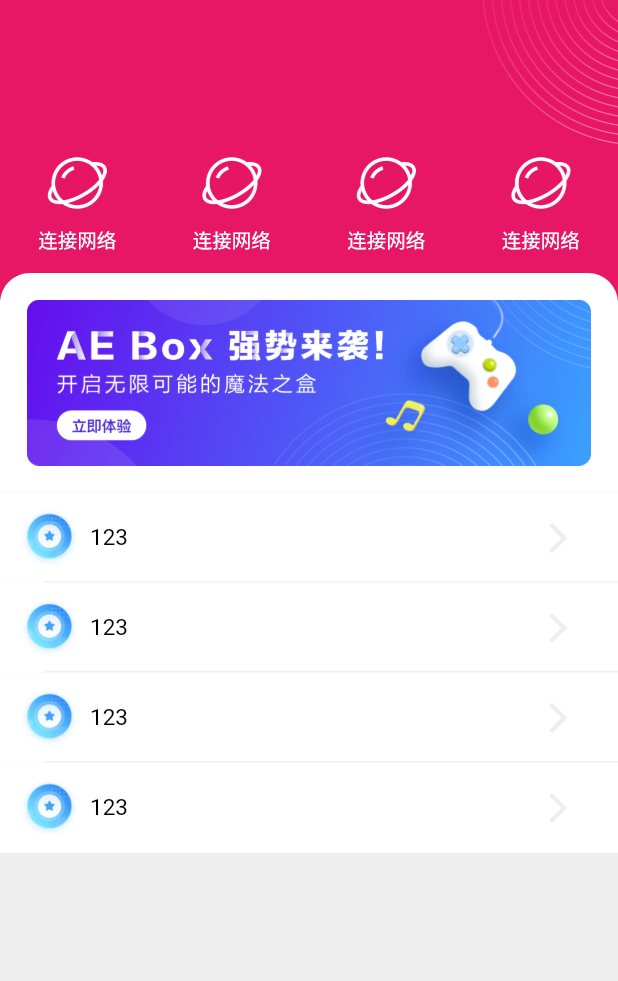
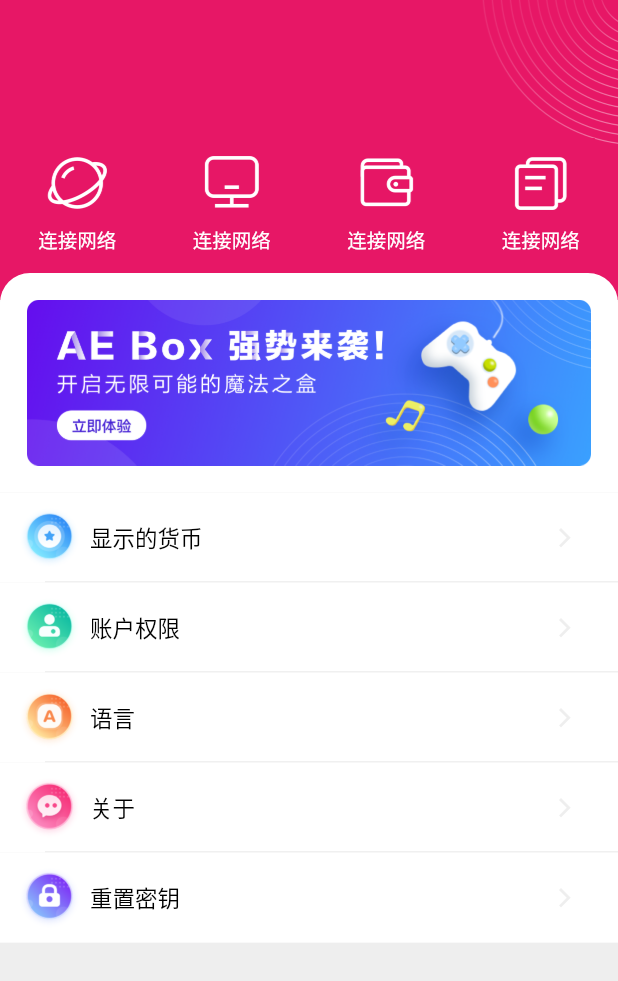
Before and after one commit to BoxWallet-app/box-wallet-app, a Flutter app: the ProfilePage screen opened directly, on a phone screen of 412 x 824 dp. Shown: the top 981 px of the screen. Run offline on Flutter 3.47's test engine with Material 2 defaults, Android fonts, the phone set to English and light mode, and no system bars; missing offline and left inert: flutter_color_plugin.

Commit message:
profile add icons

```diff
--- a/lib/page/profile_page.dart
+++ b/lib/page/profile_page.dart
@@ -43,13 +43,13 @@
                       buildHeaderItem("连接网络", "images/profile_network.png", () {
                         print("连接网络");
                       }),
-                      buildHeaderItem("连接网络", "images/profile_network.png", () {
+                      buildHeaderItem("连接网络", "images/profile_connect.png", () {
                         print("连接网络");
                       }),
-                      buildHeaderItem("连接网络", "images/profile_network.png", () {
+                      buildHeaderItem("连接网络", "images/profile_wallet.png", () {
                         print("连接网络");
                       }),
-                      buildHeaderItem("连接网络", "images/profile_network.png", () {
+                      buildHeaderItem("连接网络", "images/profile_backups.png", () {
                         print("连接网络");
                       }),
                     ],
@@ -72,27 +72,31 @@
                               borderRadius: BorderRadius.only(
                                   topLeft: new Radius.circular(20.0),
                                   topRight: new Radius.circular(20.0))
-                              //设置四周边框
+                               //设置四周边框
                               ),
                           padding: const EdgeInsets.all(18),
                           child: Image(
                             image: AssetImage('images/profile_banner.png'),
                           ),
                         ),
-                        buildItem(context, "123",
+                        buildItem(context, "显示的货币",
                             "images/profile_display_currency.png", () {
                           print("123");
                         }),
-                        buildItem(context, "123",
-                            "images/profile_display_currency.png", () {
+                        buildItem(context, "账户权限",
+                            "images/profile_account_permissions.png", () {
                           print("123");
                         }),
-                        buildItem(context, "123",
-                            "images/profile_display_currency.png", () {
+                        buildItem(context, "语言",
+                            "images/profile_lanuge.png", () {
                           print("123");
                         }),
-                        buildItem(context, "123",
-                            "images/profile_display_currency.png", () {
+                        buildItem(context, "关于",
+                            "images/profile_info.png", () {
+                              print("123");
+                            }),
+                        buildItem(context, "重置密钥",
+                            "images/profile_reset_password.png", () {
                           print("123");
                         }, isLine: false),
                       ],
@@ -140,6 +144,7 @@
                 right: 28,
                 child: Icon(
                   Icons.arrow_forward_ios,
+                  size: 15,
                   color: Color(0xFFEEEEEE),
                 ),
               ),
```
Also changed, not shown: pubspec.yaml (+8 -0 lines), images/profile_account_permissions.png (added), images/profile_backups.png (added), images/profile_connect.png (added), images/profile_info.png (added), images/profile_lanuge.png (added), images/profile_reset_password.png (added), images/profile_wallet.png (added).
